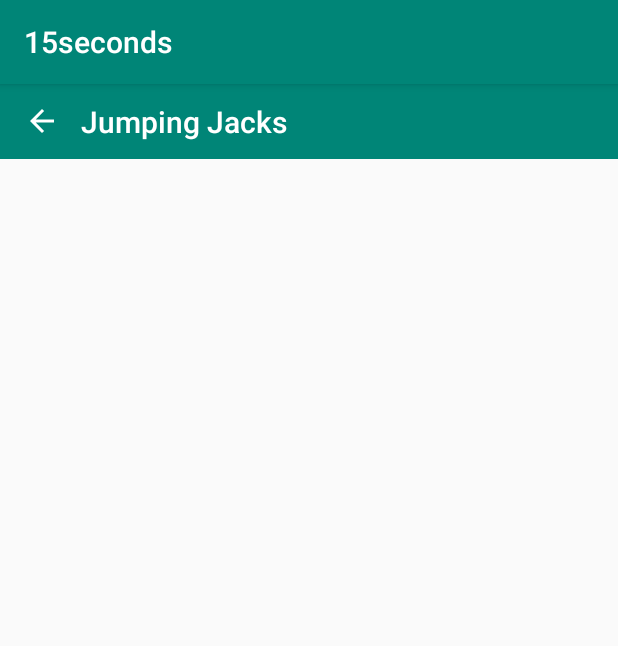
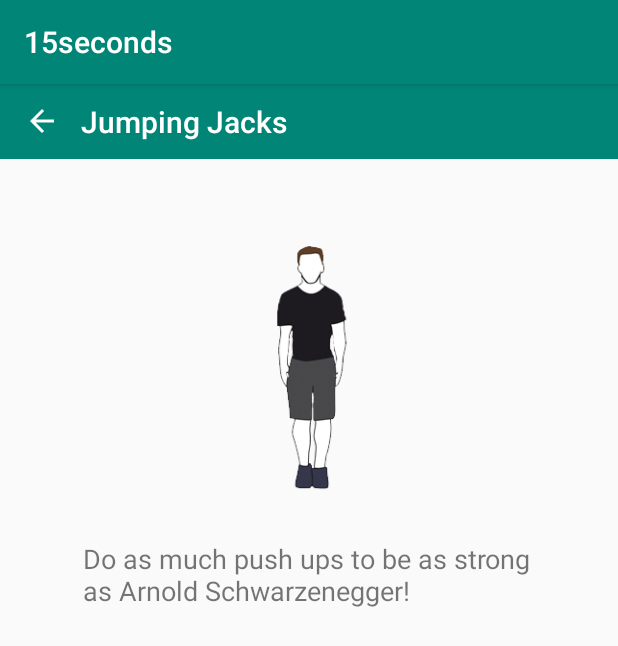
Before and after one commit to konossow/15seconds, an Android app: the ExerciseJJacksActivity screen opened directly, with no data from a screen before it, on a phone screen of 412 x 824 dp. Shown: the top 646 px of the screen. Run offline under Robolectric (Android 15) with nearby library versions, the phone set to English and light mode, and no system bars.

Commit message:
added jjacks.gif + textview description

```diff
--- a/app/src/main/res/layout/activity_exercise_jjacks.xml
+++ b/app/src/main/res/layout/activity_exercise_jjacks.xml
@@ -6,6 +6,15 @@
         android:layout_width="match_parent"
         android:layout_height="match_parent"
         tools:context=".ExerciseJJacksActivity">
+
+    <pl.droidsonroids.gif.GifImageView
+            android:layout_width="192sp"
+            android:layout_height="192sp"
+            android:src="@drawable/jjacks_gif2"
+            android:layout_marginTop="80dp"
+            app:layout_constraintTop_toTopOf="@+id/settingsToolbar" app:layout_constraintStart_toStartOf="parent"
+            android:layout_marginStart="8dp" app:layout_constraintEnd_toEndOf="parent" android:layout_marginEnd="8dp"
+            app:layout_constraintHorizontal_bias="0.497" android:id="@+id/gifImageView"/>
 
     <android.support.v7.widget.Toolbar
             android:layout_width="match_parent"
@@ -17,5 +26,12 @@
             app:layout_constraintTop_toTopOf="parent"
             app:layout_constraintStart_toStartOf="parent" app:logo="@drawable/ic_action_name" app:title="Jumping Jacks"
             app:titleMarginStart="30dp" android:onClick="goBack"/>
+    <TextView
+            android:layout_width="302dp"
+            android:layout_height="91dp"
+            android:id="@+id/textView2" app:layout_constraintEnd_toEndOf="parent" android:layout_marginEnd="8dp"
+            app:layout_constraintStart_toStartOf="parent" android:layout_marginStart="8dp"
+            android:layout_marginTop="32dp" app:layout_constraintTop_toBottomOf="@+id/gifImageView"
+            android:text="@string/exercisePushupDescription" android:textSize="18sp"/>
 
 </android.support.constraint.ConstraintLayout>
--- a/app/src/main/res/values/strings.xml
+++ b/app/src/main/res/values/strings.xml
@@ -12,4 +12,5 @@
     <string name="exercise_time">Exercise Time:</string>
     <string name="save">Save</string>
     <string name="hyphenSettings">-</string>
+    <string name="exercisePushupDescription">Do as much push ups to be as strong as Arnold Schwarzenegger!</string>
 </resources>
```
Also changed, not shown: app/src/main/res/drawable-v24/pushups_png.png (renamed from app/src/main/res/drawable-v24/pushups.png), app/src/main/res/drawable-v24/sit-up.png (added), app/src/main/res/drawable-xhdpi/jjacks_gif2.gif (added).
